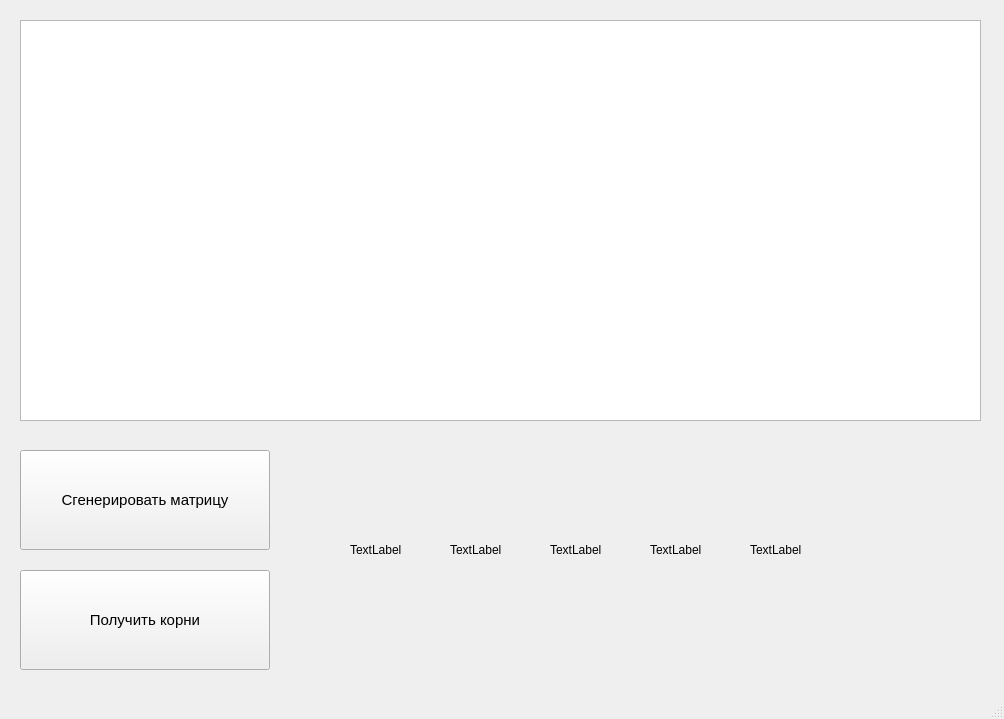
Old version of the form kramer/mainwindow.ui in the repository vlemp/kramer_origin.
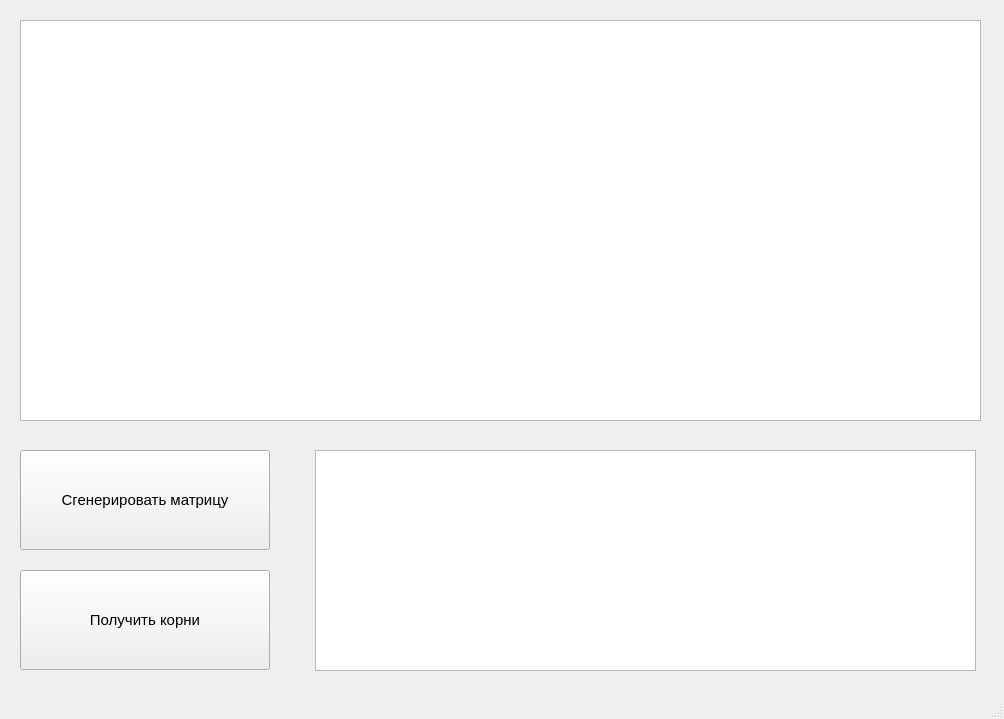
New version of the form.

Commit message: Форма ui

The edit to the form file:
```diff
--- a/kramer/mainwindow.ui
+++ b/kramer/mainwindow.ui
@@ -71,69 +71,14 @@
      <string>Получить корни</string>
     </property>
    </widget>
-   <widget class="QLabel" name="label">
+   <widget class="QTableWidget" name="roots">
     <property name="geometry">
      <rect>
-      <x>350</x>
-      <y>500</y>
-      <width>100</width>
-      <height>100</height>
+      <x>315</x>
+      <y>450</y>
+      <width>661</width>
+      <height>221</height>
      </rect>
-    </property>
-    <property name="text">
-     <string>TextLabel</string>
-    </property>
-   </widget>
-   <widget class="QLabel" name="label_2">
-    <property name="geometry">
-     <rect>
-      <x>450</x>
-      <y>500</y>
-      <width>100</width>
-      <height>100</height>
-     </rect>
-    </property>
-    <property name="text">
-     <string>TextLabel</string>
-    </property>
-   </widget>
-   <widget class="QLabel" name="label_3">
-    <property name="geometry">
-     <rect>
-      <x>550</x>
-      <y>500</y>
-      <width>100</width>
-      <height>100</height>
-     </rect>
-    </property>
-    <property name="text">
-     <string>TextLabel</string>
-    </property>
-   </widget>
-   <widget class="QLabel" name="label_4">
-    <property name="geometry">
-     <rect>
-      <x>650</x>
-      <y>500</y>
-      <width>100</width>
-      <height>100</height>
-     </rect>
-    </property>
-    <property name="text">
-     <string>TextLabel</string>
-    </property>
-   </widget>
-   <widget class="QLabel" name="label_5">
-    <property name="geometry">
-     <rect>
-      <x>750</x>
-      <y>500</y>
-      <width>100</width>
-      <height>100</height>
-     </rect>
-    </property>
-    <property name="text">
-     <string>TextLabel</string>
     </property>
    </widget>
   </widget>
```
The commit also changes 1 other file.
